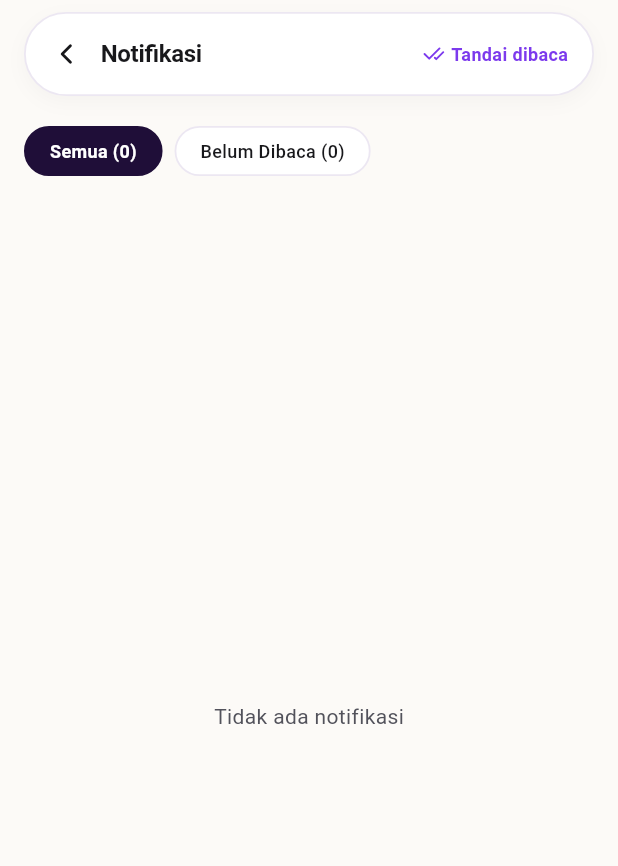
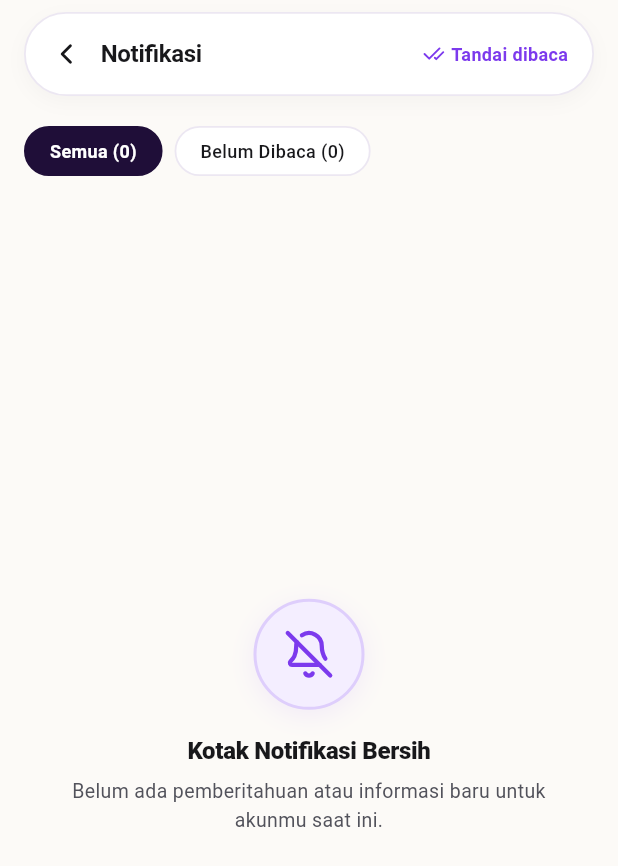
Before and after one commit to ardhikaxx/humora-mobile, a Flutter app: the NotificationScreen screen opened directly, on a phone screen of 412 x 824 dp. Shown: the top 866 px of the screen. Run offline on Flutter 3.47's test engine with Material 3 defaults, Android fonts, the phone set to English and light mode, and no system bars; our stand-ins replace cached_network_image, dio, flutter_secure_storage, image_picker, lucide_icons_flutter, shared_preferences and 1 more; accounts and stored records are empty; network calls fail; Roboto replaces fonts that are missing (Plus Jakarta Sans).

Commit message:
feat: penambahan tampilan kosong pada notifikasi

```diff
--- a/lib/screens/notification/notification_screen.dart
+++ b/lib/screens/notification/notification_screen.dart
@@ -4,6 +4,7 @@ import 'package:provider/provider.dart';
 import '../../core/theme/app_colors.dart';
 import '../../providers/notification_provider.dart';
 import '../../widgets/custom_pill_app_bar.dart';
+import '../../widgets/humora_empty_state.dart';
 import '../subscription/subscription_plans_screen.dart';
 import '../video/video_player_screen.dart';
 
@@ -82,11 +83,14 @@ class _NotificationScreenState extends State<NotificationScreen> {
             // Notification Items List
             Expanded(
               child: displayList.isEmpty
-                  ? const Center(
-                      child: Text(
-                        'Tidak ada notifikasi',
-                        style: TextStyle(color: AppColors.textSecondary),
-                      ),
+                  ? HumoraEmptyState(
+                      icon: _filterIndex == 1 ? LucideIcons.bellRing : LucideIcons.bellOff,
+                      title: _filterIndex == 1
+                          ? 'Tidak Ada Notifikasi Baru'
+                          : 'Kotak Notifikasi Bersih',
+                      subtitle: _filterIndex == 1
+                          ? 'Seluruh pesan dan pemberitahuan penting telah kamu baca.'
+                          : 'Belum ada pemberitahuan atau informasi baru untuk akunmu saat ini.',
                     )
                   : ListView.separated(
                       padding: const EdgeInsets.fromLTRB(16, 0, 16, 30),
```
